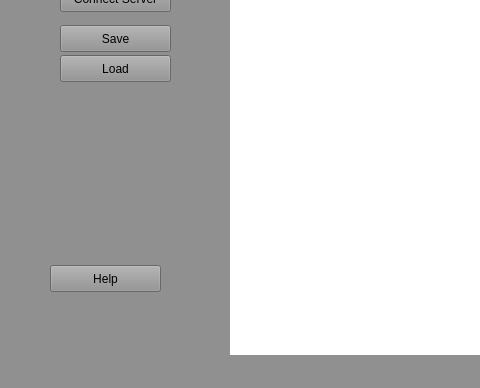
First picture: the form in mainwindow.ui, repository Carragher/awesum-o, before the edit; both pictures show x 0 to 480 and y 332 to 720 of the 1052 by 720 pixel window.
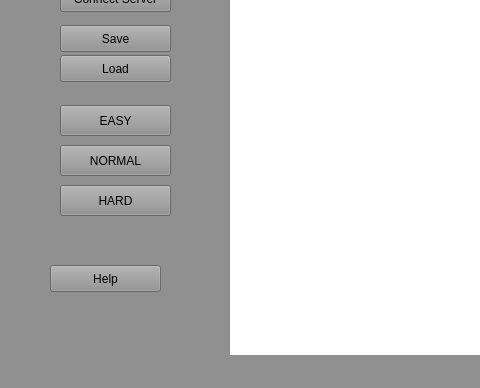
Second picture: the form after the edit. Icons and pictures are not drawn.

Patch:
```diff
--- a/mainwindow.ui
+++ b/mainwindow.ui
@@ -275,6 +275,54 @@
      <string>Load</string>
     </property>
    </widget>
+   <widget class="QPushButton" name="diff1BTN">
+    <property name="geometry">
+     <rect>
+      <x>60</x>
+      <y>420</y>
+      <width>111</width>
+      <height>31</height>
+     </rect>
+    </property>
+    <property name="text">
+     <string>EASY</string>
+    </property>
+    <property name="checkable">
+     <bool>true</bool>
+    </property>
+   </widget>
+   <widget class="QPushButton" name="diff2BTN">
+    <property name="geometry">
+     <rect>
+      <x>60</x>
+      <y>460</y>
+      <width>111</width>
+      <height>31</height>
+     </rect>
+    </property>
+    <property name="text">
+     <string>NORMAL</string>
+    </property>
+    <property name="checkable">
+     <bool>true</bool>
+    </property>
+   </widget>
+   <widget class="QPushButton" name="diff3BTN">
+    <property name="geometry">
+     <rect>
+      <x>60</x>
+      <y>500</y>
+      <width>111</width>
+      <height>31</height>
+     </rect>
+    </property>
+    <property name="text">
+     <string>HARD</string>
+    </property>
+    <property name="checkable">
+     <bool>true</bool>
+    </property>
+   </widget>
   </widget>
   <widget class="QMenuBar" name="menuBar">
    <property name="geometry">
```
